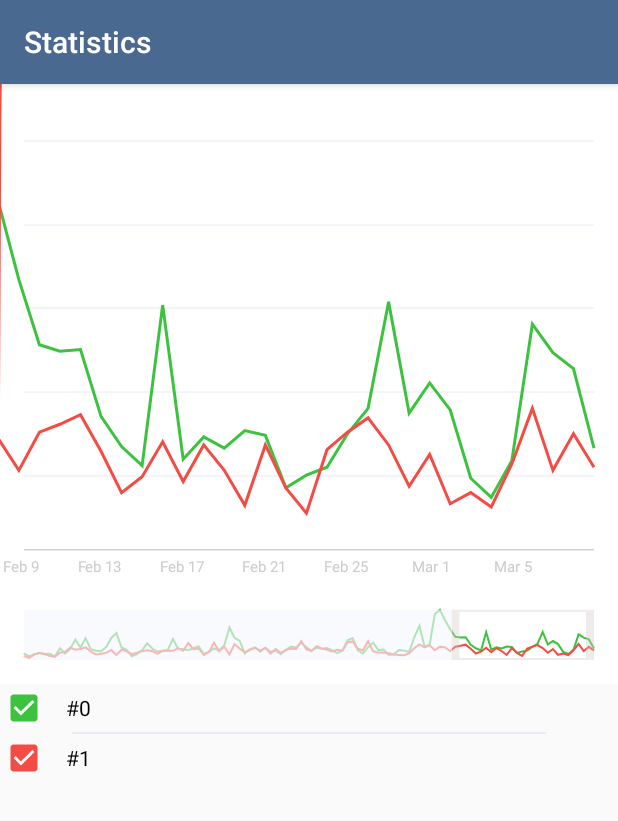
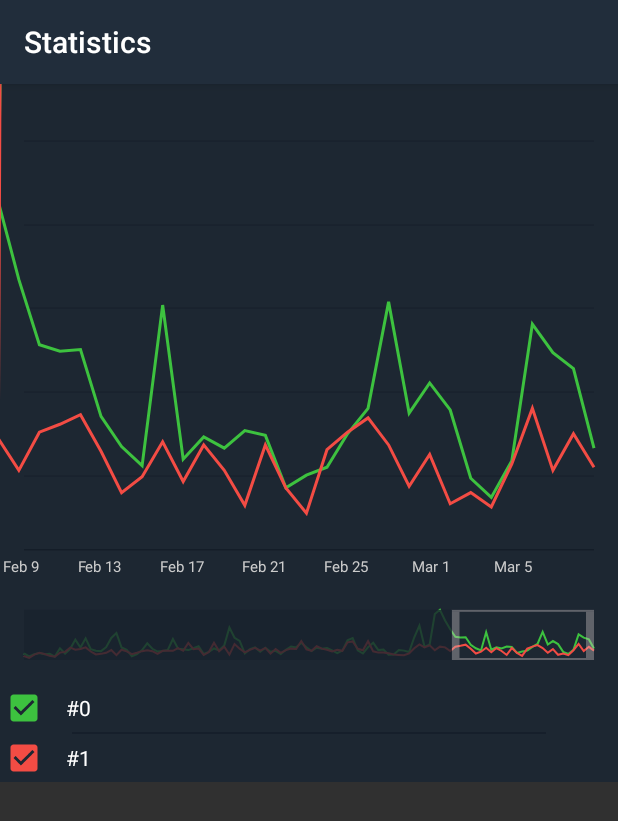
Before and after one commit to elec60/TelegramContestChart, an Android app: the screen it shows after launch (MainActivity), on a phone screen of 412 x 824 dp. Shown: the top 821 px of the screen. Run offline under Robolectric (Android 15) with nearby library versions, the phone set to English and light mode, and no system bars.

Commit message:
initial commit

```diff
--- a/app/src/main/java/com/hm60/telegramcontestchart/MainActivity.java
+++ b/app/src/main/java/com/hm60/telegramcontestchart/MainActivity.java
@@ -4,6 +4,7 @@ import android.content.res.ColorStateList;
 import android.graphics.Color;
 import android.support.v7.app.AppCompatActivity;
 import android.os.Bundle;
+import android.support.v7.app.AppCompatDelegate;
 import android.support.v7.widget.AppCompatCheckBox;
 import android.support.v7.widget.AppCompatTextView;
 import android.text.StaticLayout;
@@ -32,7 +33,7 @@ public class MainActivity extends AppCompatActivity {
     protected void onCreate(Bundle savedInstanceState) {
         super.onCreate(savedInstanceState);
 
-        setTheme(R.style.AppTheme_Night);
+        AppCompatDelegate.setDefaultNightMode(AppCompatDelegate.MODE_NIGHT_YES);
 
         setContentView(R.layout.activity_main);
 
--- a/app/src/main/java/com/hm60/telegramcontestchart/ui/component/TelegramChart.java
+++ b/app/src/main/java/com/hm60/telegramcontestchart/ui/component/TelegramChart.java
@@ -15,13 +15,10 @@ import android.graphics.Region;
 import android.graphics.Typeface;
 import android.support.annotation.Keep;
 import android.support.annotation.Nullable;
-import android.text.StaticLayout;
 import android.text.TextPaint;
 import android.util.AttributeSet;
 import android.view.MotionEvent;
 import android.view.View;
-import android.widget.TextView;
-import android.widget.Toast;
 
 import com.hm60.telegramcontestchart.AndroidUtilities;
 import com.hm60.telegramcontestchart.R;
@@ -118,7 +115,7 @@ public class TelegramChart extends View {
         chartData = new ChartData();
 
         smallForegroundPaint.setStyle(Paint.Style.FILL);
-        smallForegroundPaint.setColor(0xA1F6F8FE);
+        smallForegroundPaint.setColor(getResources().getColor(R.color.blurColor));
 
         handlesPaint.setStyle(Paint.Style.FILL);
         handlesPaint.setColor(0x5ED3CACA);
@@ -225,7 +222,8 @@ public class TelegramChart extends View {
 
     @Override
     protected void onDraw(Canvas canvas) {
-        canvas.drawARGB(255, 255, 255, 255);
+
+        canvas.drawColor(getResources().getColor(R.color.chartBackgroundColor));
 
         drawSmallSection(canvas);
 
@@ -756,6 +754,9 @@ public class TelegramChart extends View {
             }
         }
 
+        if (maxValue[0] == Integer.MIN_VALUE) {
+            maxValue[0] = 0;
+        }
         if (lastMaxValue != maxValue[0]) {
             ValueAnimator valueAnimator = ValueAnimator.ofFloat(lastMaxValue, maxValue[0]);
             lastMaxValue = maxValue[0];
--- /dev/null
+++ b/app/src/main/res/drawable/moon.xml
@@ -0,0 +1,5 @@
+<vector android:height="24dp" android:tint="#FFFFFF"
+    android:viewportHeight="24.0" android:viewportWidth="24.0"
+    android:width="24dp" xmlns:android="http://schemas.android.com/apk/res/android">
+    <path android:fillColor="#FF000000" android:pathData="M10,2c-1.82,0 -3.53,0.5 -5,1.35C7.99,5.08 10,8.3 10,12s-2.01,6.92 -5,8.65C6.47,21.5 8.18,22 10,22c5.52,0 10,-4.48 10,-10S15.52,2 10,2z"/>
+</vector>
--- a/app/src/main/res/layout/activity_main.xml
+++ b/app/src/main/res/layout/activity_main.xml
@@ -25,7 +25,8 @@
             android:layout_height="wrap_content"
             android:orientation="vertical"
             android:divider="@drawable/divider_inset_16dp"
-            android:showDividers="middle"/>
+            android:showDividers="middle"
+            android:background="@color/chartBackgroundColor"/>
 
     </LinearLayout>
 
--- a/app/src/main/res/values-night/colors.xml
+++ b/app/src/main/res/values-night/colors.xml
@@ -1,10 +1,14 @@
 <?xml version="1.0" encoding="utf-8"?>
 <resources>
-    <color name="colorPrimary">#1a242d</color>
-    <color name="colorPrimaryDark">#212d3b</color>
+    <color name="colorPrimary">#212d3b</color>
+    <color name="colorPrimaryDark">#1a242d</color>
     <color name="colorAccent">#D81B60</color>
 
+
+    <color name="chartBackgroundColor">#1D2732</color>
     <color name="backgroundLineColor">#161f2b</color>
     <color name="xAxisColor">#101924</color>
     <color name="titleTextColor">#3894d4</color>
+    <color name="blurColor">#CB19232E</color>
+
 </resources>
--- a/app/src/main/res/values/colors.xml
+++ b/app/src/main/res/values/colors.xml
@@ -4,10 +4,12 @@
     <color name="colorPrimaryDark">#33506f</color>
     <color name="colorAccent">#D81B60</color>
 
+    <color name="chartBackgroundColor">#ffffffff</color>
     <color name="backgroundLineColor">#FFE8EAF6</color>
     <color name="xAxisColor">#B8B8B9</color>
     <color name="titleTextColor">#3894d4</color>
     <color name="tooltipBackColor">#FFFFFFFF</color>
     <color name="tooltipTitleTextColor">#FF222222</color>
+    <color name="blurColor">#A1F6F8FE</color>
 
 </resources>
--- a/app/src/main/res/values/styles.xml
+++ b/app/src/main/res/values/styles.xml
@@ -1,19 +1,12 @@
 <resources>
 
     <!-- Base application theme. -->
-    <style name="AppTheme" parent="Theme.AppCompat.Light.DarkActionBar">
+    <style name="AppTheme" parent="Theme.AppCompat.DayNight.DarkActionBar">
         <!-- Customize your theme here. -->
         <item name="colorPrimary">@color/colorPrimary</item>
         <item name="colorPrimaryDark">@color/colorPrimaryDark</item>
         <item name="colorAccent">@color/colorAccent</item>
 
-
-    </style>
-
-    <style name="AppTheme.Night" parent="Theme.AppCompat.DayNight.DarkActionBar">
-        <item name="colorPrimary">@color/colorPrimary</item>
-        <item name="colorPrimaryDark">@color/colorPrimaryDark</item>
-        <item name="colorAccent">@color/colorAccent</item>
     </style>
 
 </resources>
```
